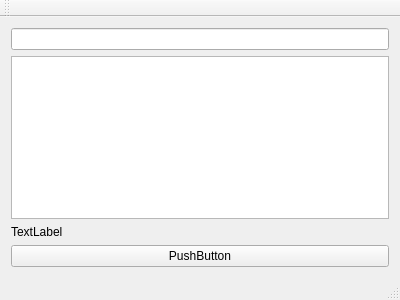
The window that TuringMachine/mainwindow.ui (RicardoBusta/teoria-computacao-ufc) describes before a commit, drawn with Qt 5.
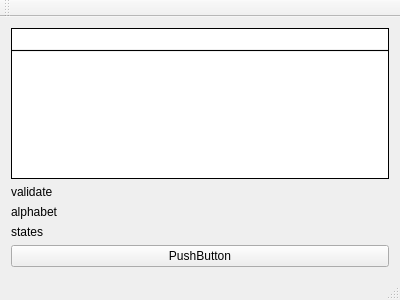
The same window after the commit.

What changed in the file:
```diff
--- a/TuringMachine/mainwindow.ui
+++ b/TuringMachine/mainwindow.ui
@@ -15,27 +15,94 @@
   </property>
   <widget class="QWidget" name="centralWidget">
    <layout class="QVBoxLayout" name="verticalLayout">
+    <property name="spacing">
+     <number>6</number>
+    </property>
     <item>
-     <widget class="QLineEdit" name="lineEdit"/>
-    </item>
-    <item>
-     <widget class="QTextEdit" name="textEdit">
-      <property name="styleSheet">
-       <string notr="true"/>
+     <widget class="QFrame" name="frame">
+      <property name="frameShape">
+       <enum>QFrame::Box</enum>
       </property>
-      <property name="html">
-       <string>&lt;!DOCTYPE HTML PUBLIC &quot;-//W3C//DTD HTML 4.0//EN&quot; &quot;http://www.w3.org/TR/REC-html40/strict.dtd&quot;&gt;
+      <property name="frameShadow">
+       <enum>QFrame::Plain</enum>
+      </property>
+      <layout class="QVBoxLayout" name="verticalLayout_2">
+       <property name="spacing">
+        <number>0</number>
+       </property>
+       <property name="margin">
+        <number>0</number>
+       </property>
+       <item>
+        <widget class="QLineEdit" name="lineEdit">
+         <property name="frame">
+          <bool>false</bool>
+         </property>
+        </widget>
+       </item>
+       <item>
+        <widget class="Line" name="line">
+         <property name="frameShadow">
+          <enum>QFrame::Plain</enum>
+         </property>
+         <property name="lineWidth">
+          <number>1</number>
+         </property>
+         <property name="midLineWidth">
+          <number>0</number>
+         </property>
+         <property name="orientation">
+          <enum>Qt::Horizontal</enum>
+         </property>
+        </widget>
+       </item>
+       <item>
+        <widget class="QTextEdit" name="textEdit">
+         <property name="styleSheet">
+          <string notr="true"/>
+         </property>
+         <property name="frameShape">
+          <enum>QFrame::NoFrame</enum>
+         </property>
+         <property name="frameShadow">
+          <enum>QFrame::Plain</enum>
+         </property>
+         <property name="lineWidth">
+          <number>0</number>
+         </property>
+         <property name="lineWrapMode">
+          <enum>QTextEdit::NoWrap</enum>
+         </property>
+         <property name="html">
+          <string>&lt;!DOCTYPE HTML PUBLIC &quot;-//W3C//DTD HTML 4.0//EN&quot; &quot;http://www.w3.org/TR/REC-html40/strict.dtd&quot;&gt;
 &lt;html&gt;&lt;head&gt;&lt;meta name=&quot;qrichtext&quot; content=&quot;1&quot; /&gt;&lt;style type=&quot;text/css&quot;&gt;
 p, li { white-space: pre-wrap; }
 &lt;/style&gt;&lt;/head&gt;&lt;body style=&quot; font-family:'MS Shell Dlg 2'; font-size:8.25pt; font-weight:400; font-style:normal;&quot;&gt;
 &lt;p style=&quot;-qt-paragraph-type:empty; margin-top:0px; margin-bottom:0px; margin-left:0px; margin-right:0px; -qt-block-indent:0; text-indent:0px; font-size:8pt;&quot;&gt;&lt;br /&gt;&lt;/p&gt;&lt;/body&gt;&lt;/html&gt;</string>
+         </property>
+        </widget>
+       </item>
+      </layout>
+     </widget>
+    </item>
+    <item>
+     <widget class="QLabel" name="label_valid">
+      <property name="text">
+       <string>validate</string>
       </property>
      </widget>
     </item>
     <item>
      <widget class="QLabel" name="label">
       <property name="text">
-       <string>TextLabel</string>
+       <string>alphabet</string>
+      </property>
+     </widget>
+    </item>
+    <item>
+     <widget class="QLabel" name="label_states">
+      <property name="text">
+       <string>states</string>
       </property>
      </widget>
     </item>
```
Left out of the diff: 2 changed lines with no effect on the pictures.
